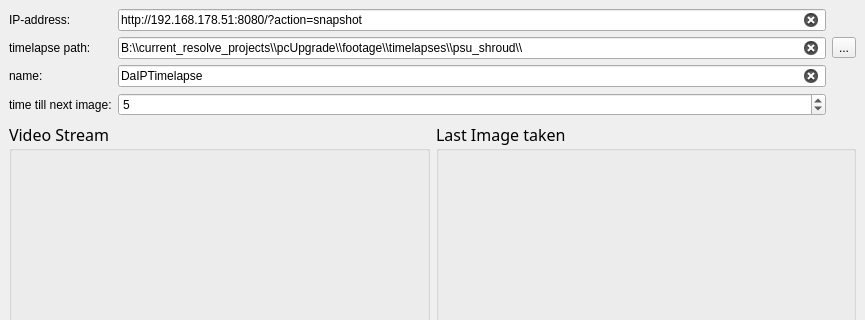
CaptainDario/DaIPTimelapse, file ui/main.ui: the form before one commit; both pictures show x 0 to 865 and y 0 to 320 of the 865 by 670 pixel window.
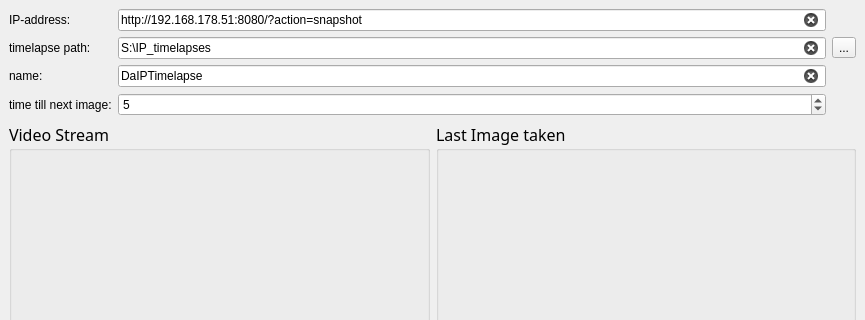
The form after the commit.

Commit message: added preview test button

What changed in the file:
```diff
--- a/ui/main.ui
+++ b/ui/main.ui
@@ -150,7 +150,7 @@
       <item row="1" column="1">
        <widget class="QLineEdit" name="lineEdit_timelapse_path">
         <property name="text">
-         <string>B:\\current_resolve_projects\\pcUpgrade\\footage\\timelapses\\psu_shroud\\</string>
+         <string>S:\IP_timelapses</string>
         </property>
         <property name="clearButtonEnabled">
          <bool>true</bool>
```
Left out of the diff: 14 changed lines with no effect on the pictures.
